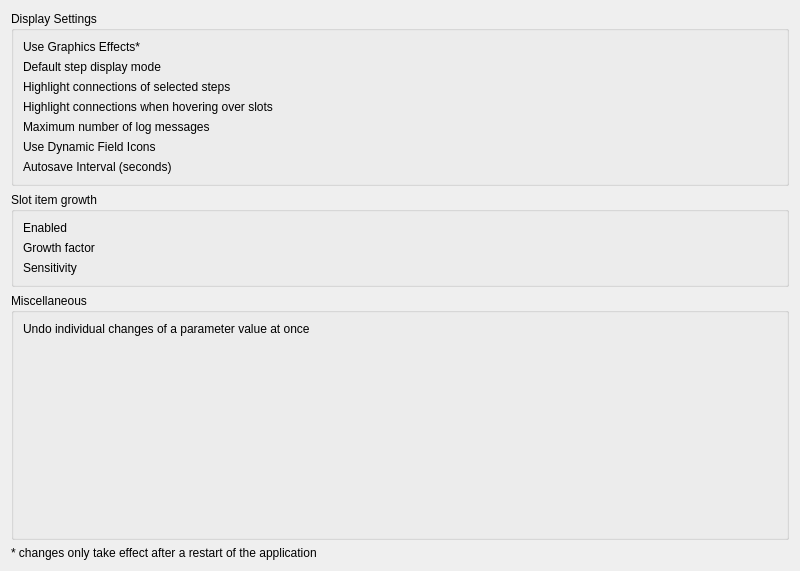
Before: the Qt Designer form cedar/processing/gui/UiSettings.ui in cedar/cedar, drawn with Qt 5.
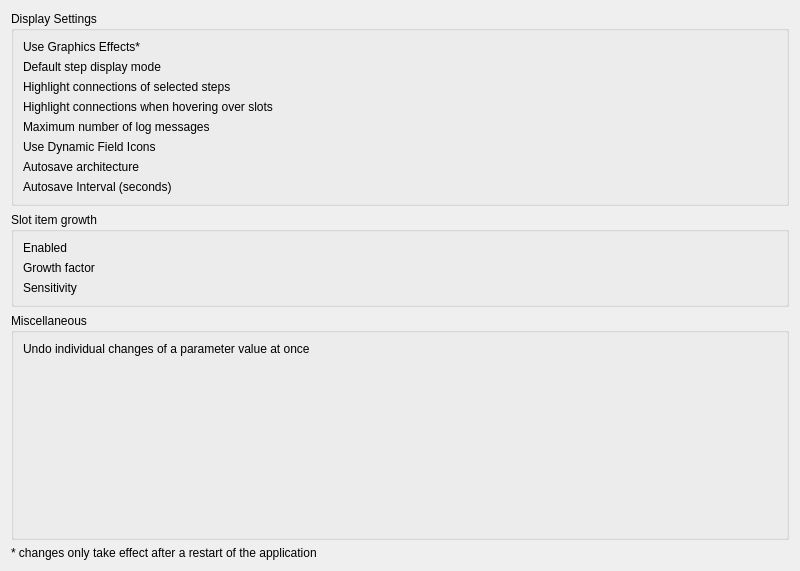
After: the same form once the commit is applied. Custom widgets are drawn as their Qt base class.

Commit message:
Autosave - Tunr on/off toggle
Added an option in the Settings to turn off the autosave functionality.

Patch:
```diff
--- a/cedar/processing/gui/UiSettings.ui
+++ b/cedar/processing/gui/UiSettings.ui
@@ -84,13 +84,23 @@
        <widget class="cedar::proc::aux::gui::BoolParameter" name="mpUseDynamicFieldIcons" native="true"/>
       </item>
       <item row="7" column="0">
+       <widget class="QLabel" name="label_99">
+        <property name="text">
+         <string>Autosave architecture</string>
+        </property>
+       </widget>
+      </item>
+      <item row="7" column="1">
+       <widget class="cedar::proc::aux::gui::BoolParameter" name="mpAutoSave" native="true"/>
+      </item>
+      <item row="8" column="0">
        <widget class="QLabel" name="label_42">
         <property name="text">
          <string>Autosave Interval (seconds)</string>
         </property>
        </widget>
       </item>
-      <item row="7" column="1">
+      <item row="8" column="1">
        <widget class="cedar::proc::aux::gui::UIntParameter" name="mpAutoSaveInterval" native="true"/>
       </item>
      </layout>
```
The commit also changes 4 other files.
